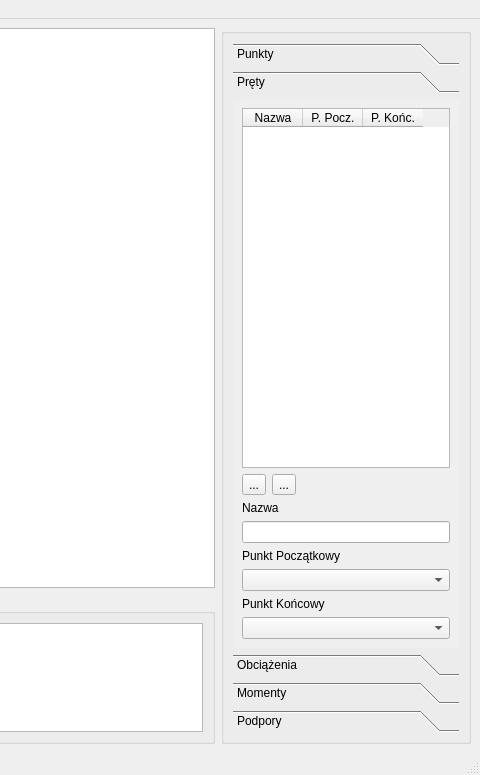
This is mainwindow.ui in hglmg/staticsSimulator as Qt 5 draws it before an edit; both pictures show x 767 to 1247 and y 0 to 775 of the 1247 by 775 pixel window. The edited form follows.
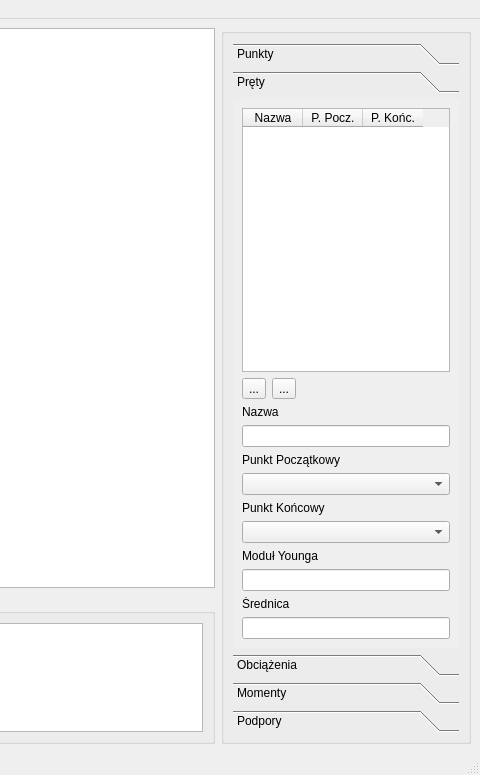
This is the edited form. The open tabs and pages were chosen to show the change. Icons and pictures are not drawn.

The edit to the form file:
```diff
--- a/mainwindow.ui
+++ b/mainwindow.ui
@@ -281,8 +281,8 @@
            <rect>
             <x>0</x>
             <y>0</y>
-            <width>220</width>
-            <height>494</height>
+            <width>226</width>
+            <height>537</height>
            </rect>
           </property>
           <attribute name="label">
@@ -405,6 +405,26 @@
            <item>
             <widget class="QComboBox" name="pretEndPointComboBox"/>
            </item>
+           <item>
+            <widget class="QLabel" name="label_23">
+             <property name="text">
+              <string>Moduł Younga</string>
+             </property>
+            </widget>
+           </item>
+           <item>
+            <widget class="QLineEdit" name="ELineEdit"/>
+           </item>
+           <item>
+            <widget class="QLabel" name="label_24">
+             <property name="text">
+              <string>Średnica</string>
+             </property>
+            </widget>
+           </item>
+           <item>
+            <widget class="QLineEdit" name="dLineEdit"/>
+           </item>
           </layout>
          </widget>
          <widget class="QWidget" name="obciazeniaTab">
```
Left out of the diff: 18 changed lines with no effect on the pictures.
